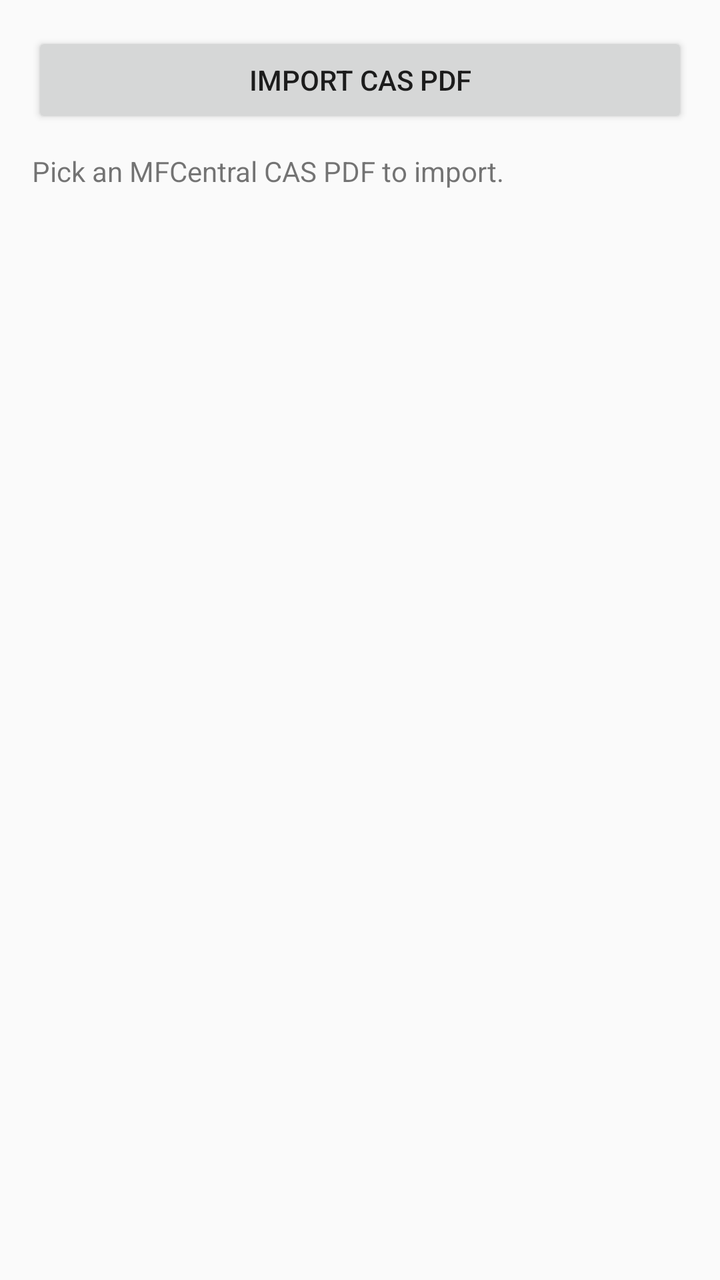
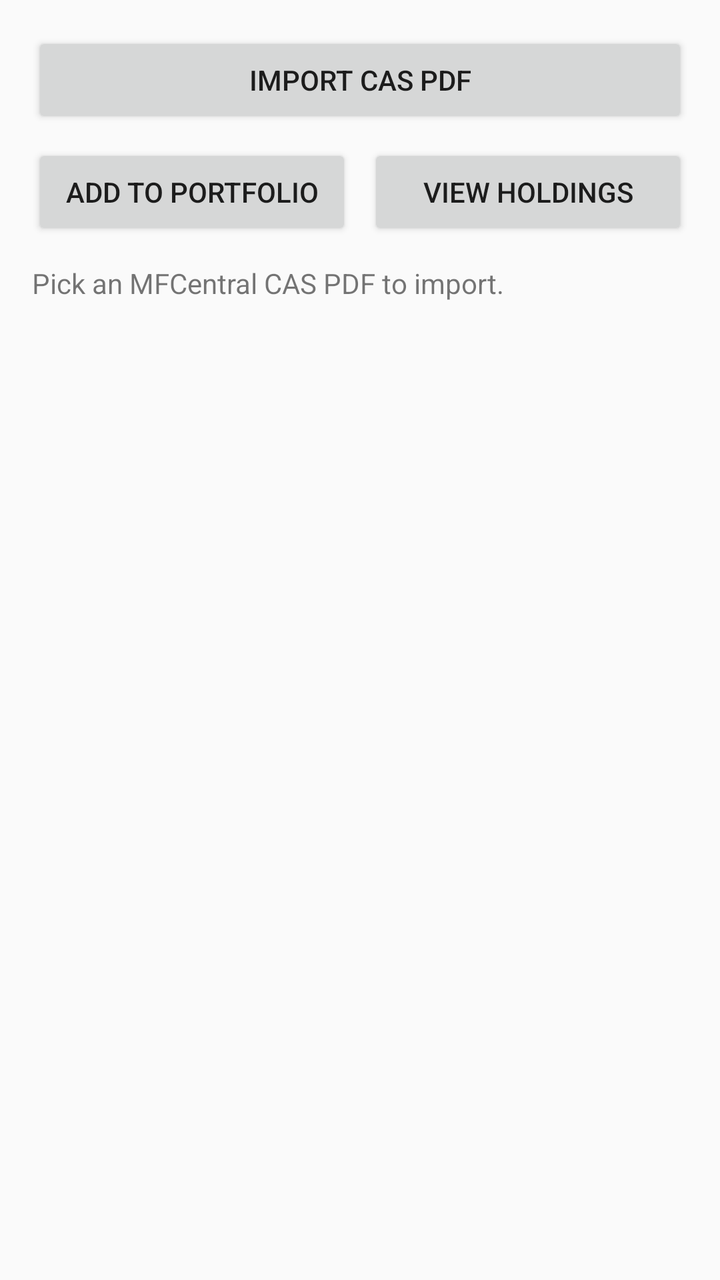

Two renders of the same Android screen: before a commit and after it. Below are the layout's source before the change and the commit's diff.
<!-- AndroidManifest.xml: application theme Theme.AppCompat.Light.NoActionBar -->
<!-- res/layout/activity_main.xml -->
<?xml version="1.0" encoding="utf-8"?>
<LinearLayout xmlns:android="http://schemas.android.com/apk/res/android"
    android:layout_width="match_parent"
    android:layout_height="match_parent"
    android:orientation="vertical"
    android:padding="16dp">

    <Button
        android:id="@+id/importButton"
        android:layout_width="match_parent"
        android:layout_height="wrap_content"
        android:text="Import CAS PDF" />

    <TextView
        android:id="@+id/statusText"
        android:layout_width="match_parent"
        android:layout_height="wrap_content"
        android:layout_marginTop="12dp"
        android:textSize="14sp"
        android:text="Pick an MFCentral CAS PDF to import." />

    <androidx.recyclerview.widget.RecyclerView
        android:id="@+id/transactionsList"
        android:layout_width="match_parent"
        android:layout_height="0dp"
        android:layout_weight="1"
        android:layout_marginTop="12dp" />

</LinearLayout>
<!-- resources referenced by this layout -->
<resources>

</resources>

<!-- the commit's change to res/layout/activity_main.xml (unified diff, before → after) -->
@@ -10,6 +10,30 @@
         android:layout_width="match_parent"
         android:layout_height="wrap_content"
         android:text="Import CAS PDF" />
+
+    <LinearLayout
+        android:layout_width="match_parent"
+        android:layout_height="wrap_content"
+        android:orientation="horizontal"
+        android:layout_marginTop="8dp">
+
+        <Button
+            android:id="@+id/commitButton"
+            android:layout_width="0dp"
+            android:layout_height="wrap_content"
+            android:layout_weight="1"
+            android:layout_marginEnd="4dp"
+            android:text="Add to Portfolio" />
+
+        <Button
+            android:id="@+id/viewHoldingsButton"
+            android:layout_width="0dp"
+            android:layout_height="wrap_content"
+            android:layout_weight="1"
+            android:layout_marginStart="4dp"
+            android:text="View Holdings" />
+
+    </LinearLayout>
 
     <TextView
         android:id="@+id/statusText"
